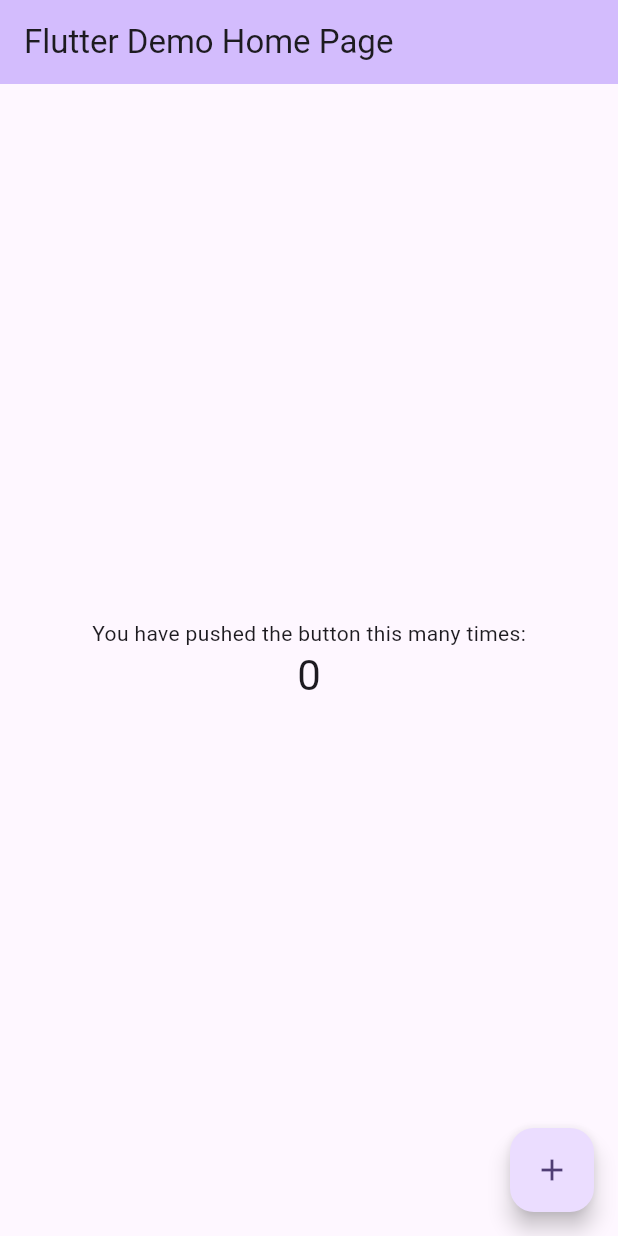
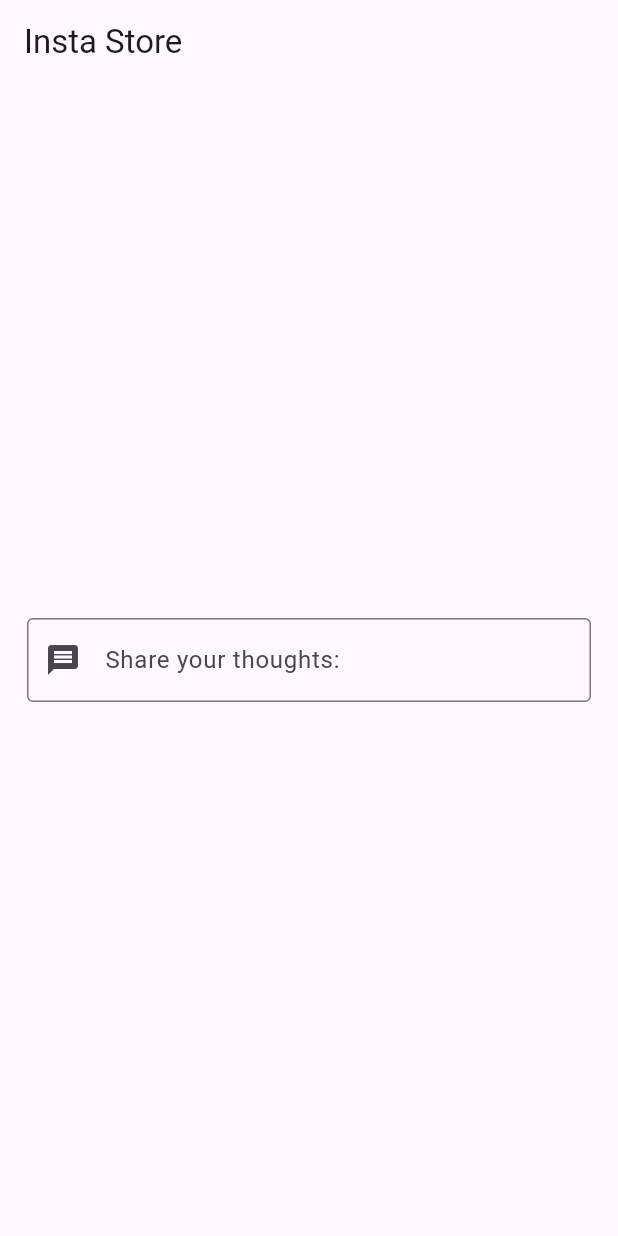
Before and after one commit to Dhannesh/app_form, a Flutter app: the screen it shows after launch, on a phone screen of 412 x 824 dp. Run offline on Flutter 3.47's test engine with Material 3 defaults, Android fonts, the phone set to English and light mode, and no system bars.

Commit message:
add TextField

```diff
--- a/lib/main.dart
+++ b/lib/main.dart
@@ -1,125 +1,50 @@
 import 'package:flutter/material.dart';
 
 void main() {
-  runApp(const MyApp());
+  runApp(const MyStore());
 }
 
-class MyApp extends StatelessWidget {
-  const MyApp({super.key});
+class MyStore extends StatelessWidget {
+  const MyStore({super.key});
 
-  // This widget is the root of your application.
   @override
   Widget build(BuildContext context) {
     return MaterialApp(
-      title: 'Flutter Demo',
+      title: "Insta Store",
       theme: ThemeData(
-        // This is the theme of your application.
-        //
-        // TRY THIS: Try running your application with "flutter run". You'll see
-        // the application has a purple toolbar. Then, without quitting the app,
-        // try changing the seedColor in the colorScheme below to Colors.green
-        // and then invoke "hot reload" (save your changes or press the "hot
-        // reload" button in a Flutter-supported IDE, or press "r" if you used
-        // the command line to start the app).
-        //
-        // Notice that the counter didn't reset back to zero; the application
-        // state is not lost during the reload. To reset the state, use hot
-        // restart instead.
-        //
-        // This works for code too, not just values: Most code changes can be
-        // tested with just a hot reload.
-        colorScheme: ColorScheme.fromSeed(seedColor: Colors.deepPurple),
-        useMaterial3: true,
+        primarySwatch: Colors.deepPurple,
       ),
-      home: const MyHomePage(title: 'Flutter Demo Home Page'),
+      home: Scaffold(
+        appBar: AppBar(
+          title: const Text("Insta Store"),
+        ),
+        body: const TextInputWidget(),
+      ),
     );
   }
 }
 
-class MyHomePage extends StatefulWidget {
-  const MyHomePage({super.key, required this.title});
-
-  // This widget is the home page of your application. It is stateful, meaning
-  // that it has a State object (defined below) that contains fields that affect
-  // how it looks.
-
-  // This class is the configuration for the state. It holds the values (in this
-  // case the title) provided by the parent (in this case the App widget) and
-  // used by the build method of the State. Fields in a Widget subclass are
-  // always marked "final".
-
-  final String title;
+class TextInputWidget extends StatefulWidget {
+  const TextInputWidget({super.key});
 
   @override
-  State<MyHomePage> createState() => _MyHomePageState();
+  State<TextInputWidget> createState() => _TextInputWidgetState();
 }
 
-class _MyHomePageState extends State<MyHomePage> {
-  int _counter = 0;
-
-  void _incrementCounter() {
-    setState(() {
-      // This call to setState tells the Flutter framework that something has
-      // changed in this State, which causes it to rerun the build method below
-      // so that the display can reflect the updated values. If we changed
-      // _counter without calling setState(), then the build method would not be
-      // called again, and so nothing would appear to happen.
-      _counter++;
-    });
-  }
-
+class _TextInputWidgetState extends State<TextInputWidget> {
   @override
   Widget build(BuildContext context) {
-    // This method is rerun every time setState is called, for instance as done
-    // by the _incrementCounter method above.
-    //
-    // The Flutter framework has been optimized to make rerunning build methods
-    // fast, so that you can just rebuild anything that needs updating rather
-    // than having to individually change instances of widgets.
-    return Scaffold(
-      appBar: AppBar(
-        // TRY THIS: Try changing the color here to a specific color (to
-        // Colors.amber, perhaps?) and trigger a hot reload to see the AppBar
-        // change color while the other colors stay the same.
-        backgroundColor: Theme.of(context).colorScheme.inversePrimary,
-        // Here we take the value from the MyHomePage object that was created by
-        // the App.build method, and use it to set our appbar title.
-        title: Text(widget.title),
-      ),
-      body: Center(
-        // Center is a layout widget. It takes a single child and positions it
-        // in the middle of the parent.
-        child: Column(
-          // Column is also a layout widget. It takes a list of children and
-          // arranges them vertically. By default, it sizes itself to fit its
-          // children horizontally, and tries to be as tall as its parent.
-          //
-          // Column has various properties to control how it sizes itself and
-          // how it positions its children. Here we use mainAxisAlignment to
-          // center the children vertically; the main axis here is the vertical
-          // axis because Columns are vertical (the cross axis would be
-          // horizontal).
-          //
-          // TRY THIS: Invoke "debug painting" (choose the "Toggle Debug Paint"
-          // action in the IDE, or press "p" in the console), to see the
-          // wireframe for each widget.
-          mainAxisAlignment: MainAxisAlignment.center,
-          children: <Widget>[
-            const Text(
-              'You have pushed the button this many times:',
-            ),
-            Text(
-              '$_counter',
-              style: Theme.of(context).textTheme.headlineMedium,
-            ),
-          ],
+    return const Padding(
+        padding: EdgeInsets.all(18),
+      child: Center(
+        child: TextField(
+          decoration: InputDecoration(
+            prefixIcon: Icon(Icons.message),
+            border: OutlineInputBorder(),
+            labelText: "Share your thoughts: "
+          ),
         ),
       ),
-      floatingActionButton: FloatingActionButton(
-        onPressed: _incrementCounter,
-        tooltip: 'Increment',
-        child: const Icon(Icons.add),
-      ), // This trailing comma makes auto-formatting nicer for build methods.
     );
   }
 }
```
Also changed, not shown: 1 other file.
